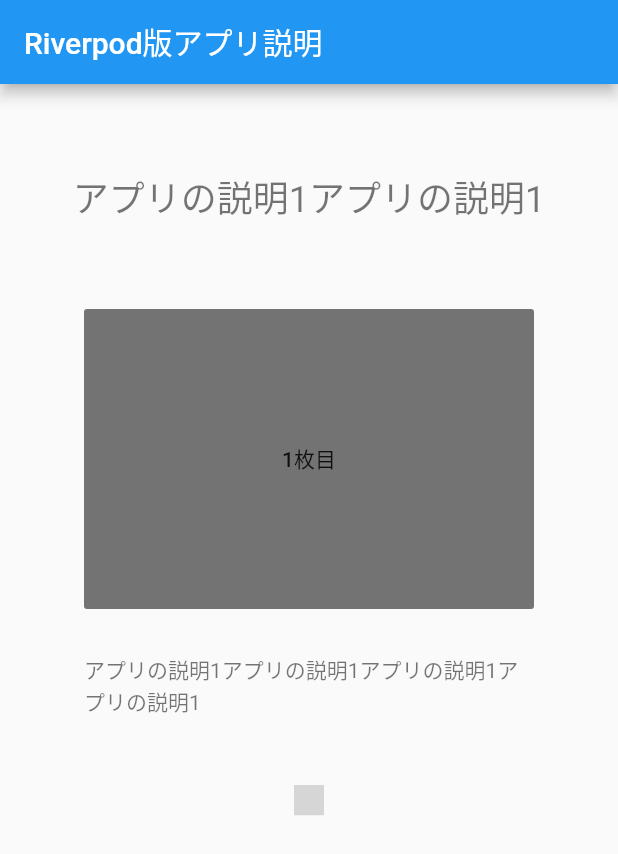
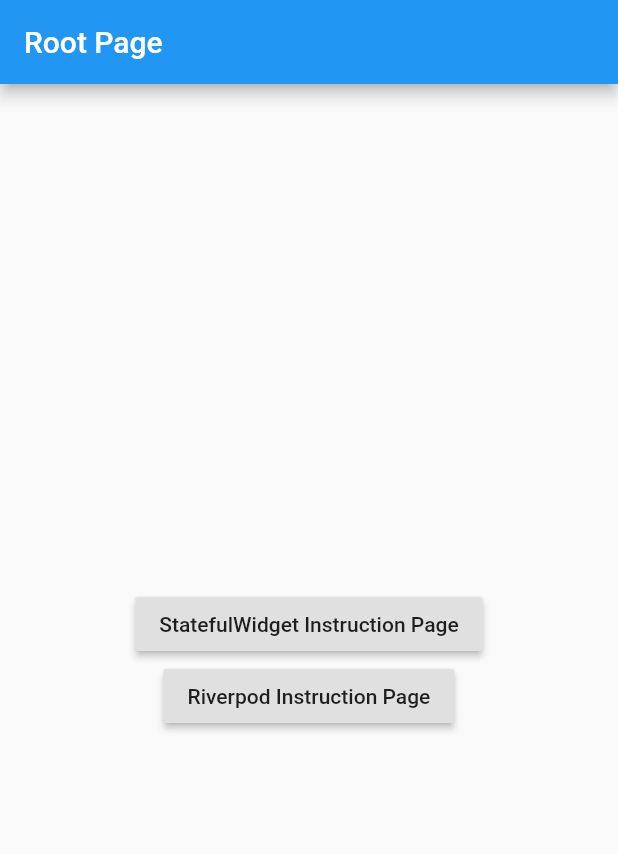
Before and after one commit to JUNKI555/flutter_practice10, a Flutter app: the screen it shows after launch, on a phone screen of 412 x 824 dp. Shown: the top 854 px of the screen. Run offline on Flutter 3.47's test engine with Material 2 defaults, Android fonts, the phone set to English and light mode, and no system bars; our stand-ins replace flutter_riverpod; missing offline and left inert: flutter_page_indicator; grey boxes are pictures that could not be loaded.

Commit message:
:sparkles: add Root Page and Routing

```diff
--- a/lib/main.dart
+++ b/lib/main.dart
@@ -1,4 +1,5 @@
 import 'package:flutter/material.dart';
+import 'package:flutter_practice10/views/screens/root_page.dart';
 import 'package:flutter_practice10/views/screens/stateful_instruction_page.dart';
 import 'package:flutter_practice10/views/screens/riverpod_instruction_page.dart';
 import 'package:flutter_riverpod/flutter_riverpod.dart';
@@ -17,7 +18,12 @@ class MyApp extends StatelessWidget {
           primarySwatch: Colors.blue,
           visualDensity: VisualDensity.adaptivePlatformDensity,
         ),
-        home: RiverpodInstructionPage(),
+        initialRoute: '/',
+        routes: {
+          '/': (_) => RootPage(),
+          'stateful': (_) => StatefulInstructionPage(),
+          'riverpod': (_) => RiverpodInstructionPage(),
+        },
       ),
     );
   }
--- a/lib/views/screens/riverpod_instruction_page.dart
+++ b/lib/views/screens/riverpod_instruction_page.dart
@@ -93,7 +93,7 @@ class RiverpodInstructionPage extends StatelessWidget {
                           child: RaisedButton(
                             color: Colors.blue,
                             onPressed: () {
-                              Navigator.pushNamed(context, '/hello');
+                              Navigator.of(context).pop();
                             },
                             shape: const RoundedRectangleBorder(
                               borderRadius: BorderRadius.all(
--- /dev/null
+++ b/lib/views/screens/root_page.dart
@@ -0,0 +1,31 @@
+import 'package:flutter/material.dart';
+
+class RootPage extends StatelessWidget {
+  @override
+  Widget build(BuildContext context) {
+    return Scaffold(
+      appBar: AppBar(
+        title: const Text('Root Page'),
+      ),
+      body: Center(
+        child: Column(
+          mainAxisAlignment: MainAxisAlignment.center,
+          children: [
+            RaisedButton(
+              child: const Text('StatefulWidget Instruction Page'),
+              onPressed: () {
+                Navigator.of(context).pushNamed('stateful');
+              },
+            ),
+            RaisedButton(
+              child: const Text('Riverpod Instruction Page'),
+              onPressed: () {
+                Navigator.of(context).pushNamed('riverpod');
+              },
+            ),
+          ],
+        ),
+      ),
+    );
+  }
+}
--- a/lib/views/screens/stateful_instruction_page.dart
+++ b/lib/views/screens/stateful_instruction_page.dart
@@ -109,7 +109,7 @@ class _StatefulInstructionPage extends State<StatefulInstructionPage> {
                       child: RaisedButton(
                         color: Colors.blue,
                         onPressed: () {
-                          Navigator.pushNamed(context, '/hello');
+                          Navigator.of(context).pop();
                         },
                         shape: const RoundedRectangleBorder(
                           borderRadius: BorderRadius.all(
```
